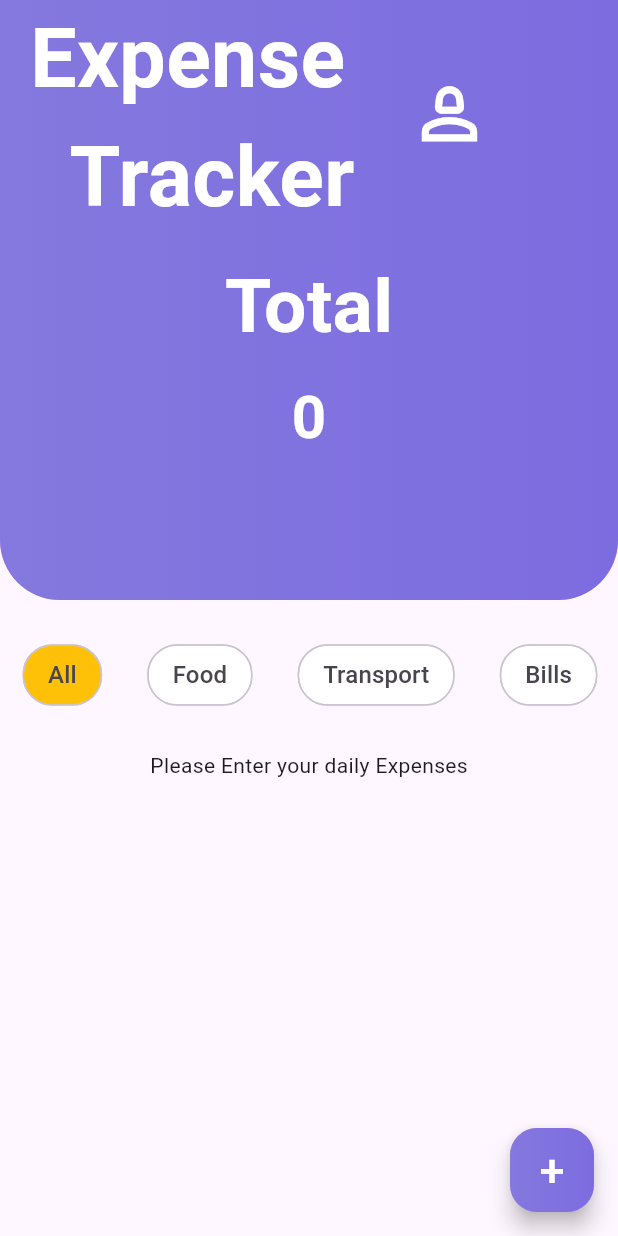
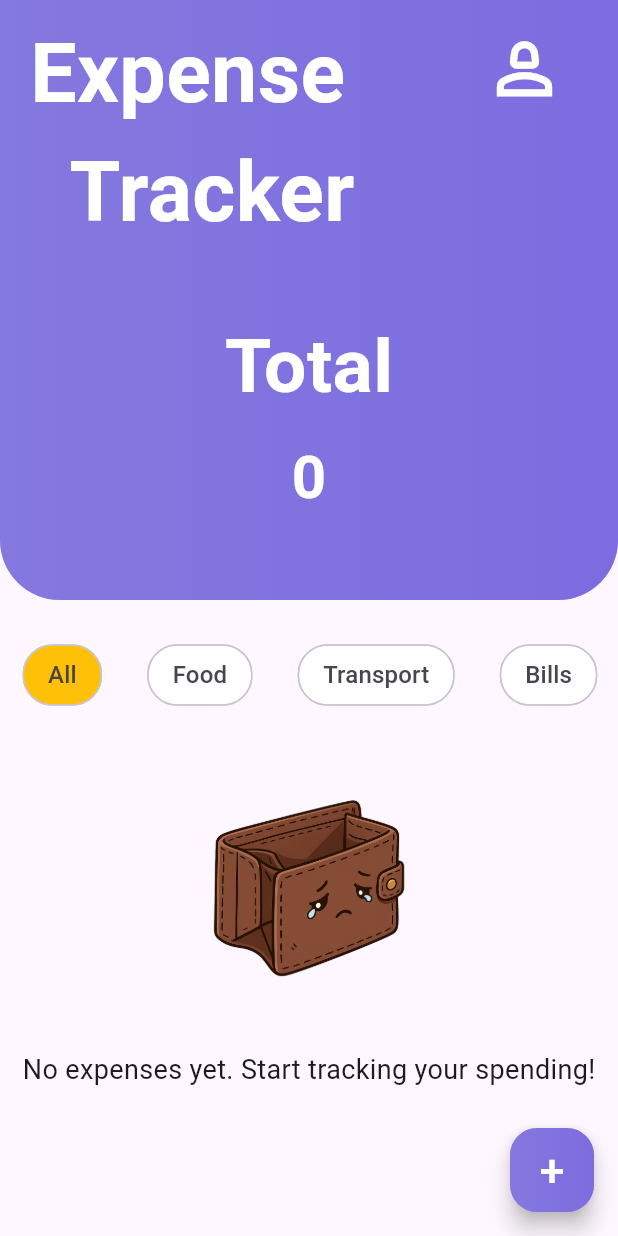
Before and after one commit to SaiyamKalra/expense_tracker, a Flutter app: the screen it shows after launch, on a phone screen of 412 x 824 dp. Run offline on Flutter 3.47's test engine with Material 3 defaults, Android fonts, the phone set to English and light mode, and no system bars; our stand-ins replace flutter_bloc, shared_preferences.

Commit message:
added no data entered condition and image

```diff
--- a/lib/pages/home_page.dart
+++ b/lib/pages/home_page.dart
@@ -54,7 +54,10 @@ class _HomePageState extends State<HomePage> {
                 ),
               ),
               child: Padding(
-                padding: const EdgeInsets.symmetric(horizontal: 20),
+                padding: const EdgeInsets.symmetric(
+                  horizontal: 20,
+                  vertical: 10,
+                ),
                 child: Column(
                   children: [
                     Row(
@@ -68,12 +71,8 @@ class _HomePageState extends State<HomePage> {
                             color: Colors.white,
                           ),
                         ),
-                        Padding(
-                          padding: const EdgeInsets.symmetric(
-                            vertical: 40,
-                            horizontal: 20,
-                          ),
-                          child: IconButton(
+                        SizedBox(width: 70),
+                        IconButton(
                           onPressed: () {
                             Navigator.push(
                               context,
@@ -88,10 +87,9 @@ class _HomePageState extends State<HomePage> {
                             size: 55,
                           ),
                         ),
-                        ),
                       ],
                     ),
-                    SizedBox(height: 10),
+                    SizedBox(height: 40),
                     Text(
                       'Total',
                       style: TextStyle(
@@ -162,11 +160,27 @@ class _HomePageState extends State<HomePage> {
               },
             ),
           ),
-          Expanded(
+
+          SizedBox(
+            height: 300,
+            width: double.infinity,
             child: BlocBuilder<ExpenseCubit, List<Expense>>(
               builder: (context, expenses) {
                 if (expenses.isEmpty) {
-                  return Text('Please Enter your daily Expenses');
+                  return Column(
+                    children: [
+                      Image.asset(
+                        "assets/images/no_data_image.png",
+                        height: 175,
+                        width: 175,
+                      ),
+                      SizedBox(height: 25),
+                      Text(
+                        'No expenses yet. Start tracking your spending!',
+                        style: TextStyle(fontSize: 18),
+                      ),
+                    ],
+                  );
                 }
                 return ListView.builder(
                   itemCount: expenses.length,
@@ -179,8 +193,16 @@ class _HomePageState extends State<HomePage> {
                         height: 20,
                         color: Colors.red,
                         alignment: Alignment.centerRight,
-                        child: Icon(Icons.delete),
+                        child: Icon(Icons.delete, color: Colors.white),
                       ),
+                      onDismissed: (direction) {
+                        context.read<ExpenseCubit>().removeExpense(expense);
+                        ScaffoldMessenger.of(context).showSnackBar(
+                          SnackBar(
+                            content: Text('Expense "${index + 1}" deleted'),
+                          ),
+                        );
+                      },
                       child: ExpenseCard(
                         amount: expense.amount,
                         date: expense.date.toIso8601String(),
```
Also changed, not shown: lib/utils/expense_card.dart (+21 -6 lines), pubspec.yaml (+6 -4 lines), assets/images/no_data_image.png (added), pubspec.lock, 1 other file. Lines whose indentation alone changed are shown as unchanged.
